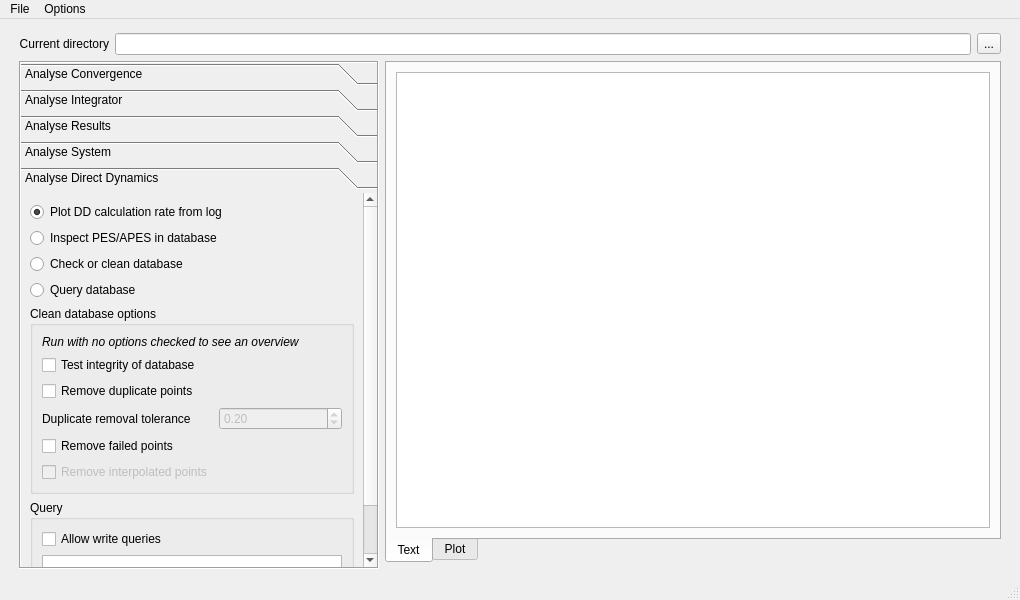
First picture: the form in source/analyse/gui_files/gui_analysis/ui_analysis.ui, repository wenzhaojia2000/msc-trajectory-analysis, before the edit.
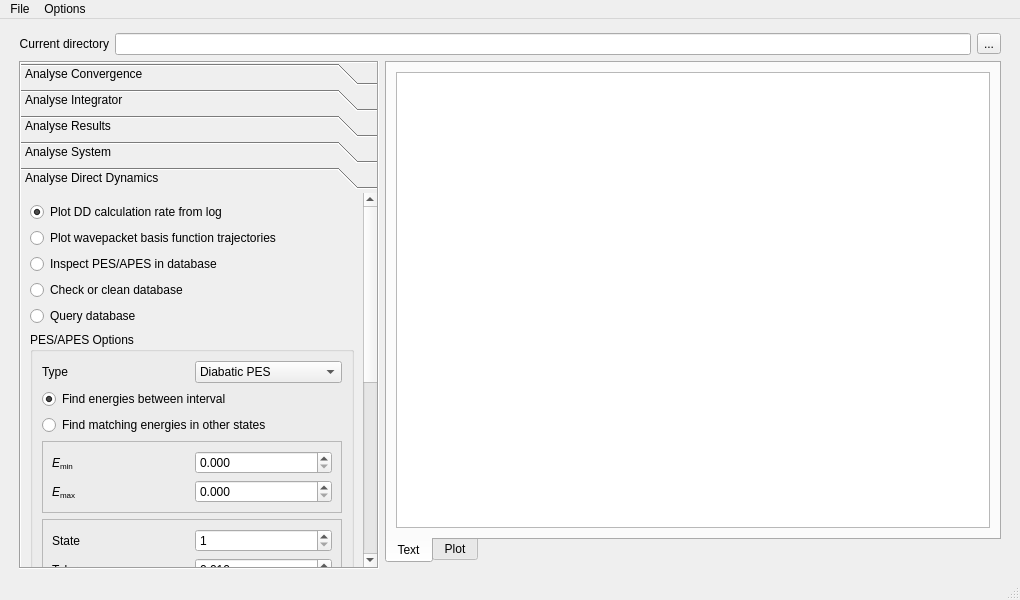
Second picture: the form after the edit. The open tabs and pages were chosen to show the change. Custom widgets are drawn as their Qt base class.

Commit message:
Add convenience function writeTables
Add UI logic for findpes but not functionality yet

Patch:
```diff
--- a/source/analyse/gui_files/gui_analysis/ui_analysis.ui
+++ b/source/analyse/gui_files/gui_analysis/ui_analysis.ui
@@ -781,9 +781,9 @@
          <property name="geometry">
           <rect>
            <x>0</x>
-           <y>-116</y>
+           <y>-430</y>
            <width>335</width>
-           <height>464</height>
+           <height>778</height>
           </rect>
          </property>
          <attribute name="label">
@@ -808,12 +808,19 @@
             <item>
              <widget class="QRadioButton" name="analdd_2">
               <property name="text">
-               <string>Inspect PES/APES in database</string>
+               <string>Plot wavepacket basis function trajectories</string>
               </property>
              </widget>
             </item>
             <item>
              <widget class="QRadioButton" name="analdd_3">
+              <property name="text">
+               <string>Inspect PES/APES in database</string>
+              </property>
+             </widget>
+            </item>
+            <item>
+             <widget class="QRadioButton" name="analdd_4">
               <property name="statusTip">
                <string>Executes checkdb.</string>
               </property>
@@ -823,7 +830,10 @@
              </widget>
             </item>
             <item>
-             <widget class="QRadioButton" name="analdd_4">
+             <widget class="QRadioButton" name="analdd_5">
+              <property name="statusTip">
+               <string>Query database using an SQL command.</string>
+              </property>
               <property name="text">
                <string>Query database</string>
               </property>
@@ -838,12 +848,154 @@
             </property>
             <property name="sizeHint" stdset="0">
              <size>
-              <width>20</width>
-              <height>259</height>
+              <width>0</width>
+              <height>20</height>
              </size>
             </property>
            </spacer>
           </item>
+          <item>
+           <widget class="QGroupBox" name="findpes_box">
+            <property name="title">
+             <string>PES/APES Options</string>
+            </property>
+            <layout class="QGridLayout" name="gridLayout_10">
+             <item row="0" column="0">
+              <widget class="QLabel" name="findpes_type_label">
+               <property name="text">
+                <string>Type</string>
+               </property>
+              </widget>
+             </item>
+             <item row="0" column="1">
+              <widget class="QComboBox" name="findpes_type">
+               <item>
+                <property name="text">
+                 <string>Diabatic PES</string>
+                </property>
+               </item>
+               <item>
+                <property name="text">
+                 <string>Adiabatic PES</string>
+                </property>
+               </item>
+              </widget>
+             </item>
+             <item row="1" column="0" colspan="2">
+              <widget class="QRadioButton" name="findpes_int">
+               <property name="text">
+                <string>Find energies between interval</string>
+               </property>
+               <property name="checked">
+                <bool>true</bool>
+               </property>
+              </widget>
+             </item>
+             <item row="2" column="0" colspan="2">
+              <widget class="QRadioButton" name="findpes_mat">
+               <property name="text">
+                <string>Find matching energies in other states</string>
+               </property>
+              </widget>
+             </item>
+             <item row="3" column="0" colspan="2">
+              <widget class="QFrame" name="findpes_int_box">
+               <property name="frameShape">
+                <enum>QFrame::StyledPanel</enum>
+               </property>
+               <property name="frameShadow">
+                <enum>QFrame::Raised</enum>
+               </property>
+               <layout class="QGridLayout" name="gridLayout_8">
+                <item row="1" column="0">
+                 <widget class="QLabel" name="findpes_emax_label">
+                  <property name="text">
+                   <string>&lt;html&gt;&lt;head/&gt;&lt;body&gt;&lt;p&gt;&lt;span style=&quot; font-style:italic;&quot;&gt;E&lt;/span&gt;&lt;span style=&quot; font-size:10pt; vertical-align:sub;&quot;&gt;max&lt;/span&gt;&lt;/p&gt;&lt;/body&gt;&lt;/html&gt;</string>
+                  </property>
+                  <property name="textFormat">
+                   <enum>Qt::RichText</enum>
+                  </property>
+                 </widget>
+                </item>
+                <item row="0" column="0">
+                 <widget class="QLabel" name="findpes_emin_label">
+                  <property name="text">
+                   <string>&lt;html&gt;&lt;head/&gt;&lt;body&gt;&lt;p&gt;&lt;span style=&quot; font-style:italic;&quot;&gt;E&lt;/span&gt;&lt;span style=&quot; font-size:10pt; vertical-align:sub;&quot;&gt;min&lt;/span&gt;&lt;/p&gt;&lt;/body&gt;&lt;/html&gt;</string>
+                  </property>
+                  <property name="textFormat">
+                   <enum>Qt::RichText</enum>
+                  </property>
+                 </widget>
+                </item>
+                <item row="1" column="1">
+                 <widget class="QDoubleSpinBox" name="findpes_emax">
+                  <property name="decimals">
+                   <number>3</number>
+                  </property>
+                 </widget>
+                </item>
+                <item row="0" column="1">
+                 <widget class="QDoubleSpinBox" name="findpes_emin">
+                  <property name="decimals">
+                   <number>3</number>
+                  </property>
+                 </widget>
+                </item>
+               </layout>
+              </widget>
+             </item>
+             <item row="4" column="0" colspan="2">
+              <widget class="QFrame" name="findpes_mat_box">
+               <property name="frameShape">
+                <enum>QFrame::StyledPanel</enum>
+               </property>
+               <property name="frameShadow">
+                <enum>QFrame::Raised</enum>
+               </property>
+               <layout class="QGridLayout" name="gridLayout_9">
+                <item row="0" column="0">
+                 <widget class="QLabel" name="findpes_state_label">
+                  <property name="text">
+                   <string>State</string>
+                  </property>
+                 </widget>
+                </item>
+                <item row="1" column="0">
+                 <widget class="QLabel" name="findpes_tol_label">
+                  <property name="text">
+                   <string>Tolerance</string>
+                  </property>
+                 </widget>
+                </item>
+                <item row="1" column="1">
+                 <widget class="QDoubleSpinBox" name="findpes_tol">
+                  <property name="decimals">
+                   <number>3</number>
+                  </property>
+                  <property name="maximum">
+                   <double>10.000000000000000</double>
+                  </property>
+                  <property name="singleStep">
+                   <double>0.001000000000000</double>
+                  </property>
+                  <property name="value">
+                   <double>0.010000000000000</double>
+                  </property>
+                 </widget>
+                </item>
+                <item row="0" column="1">
+                 <widget class="QSpinBox" name="findpes_state">
+                  <property name="minimum">
+                   <number>1</number>
+                  </property>
+                 </widget>
+                </item>
+               </layout>
+              </widget>
+             </item>
+            </layout>
+           </widget>
+          </item>
           <item>
            <widget class="QGroupBox" name="clean_box">
             <property name="title">
```
Left out of the diff: 42 changed lines with no effect on the pictures. The commit also changes 2 other files.
